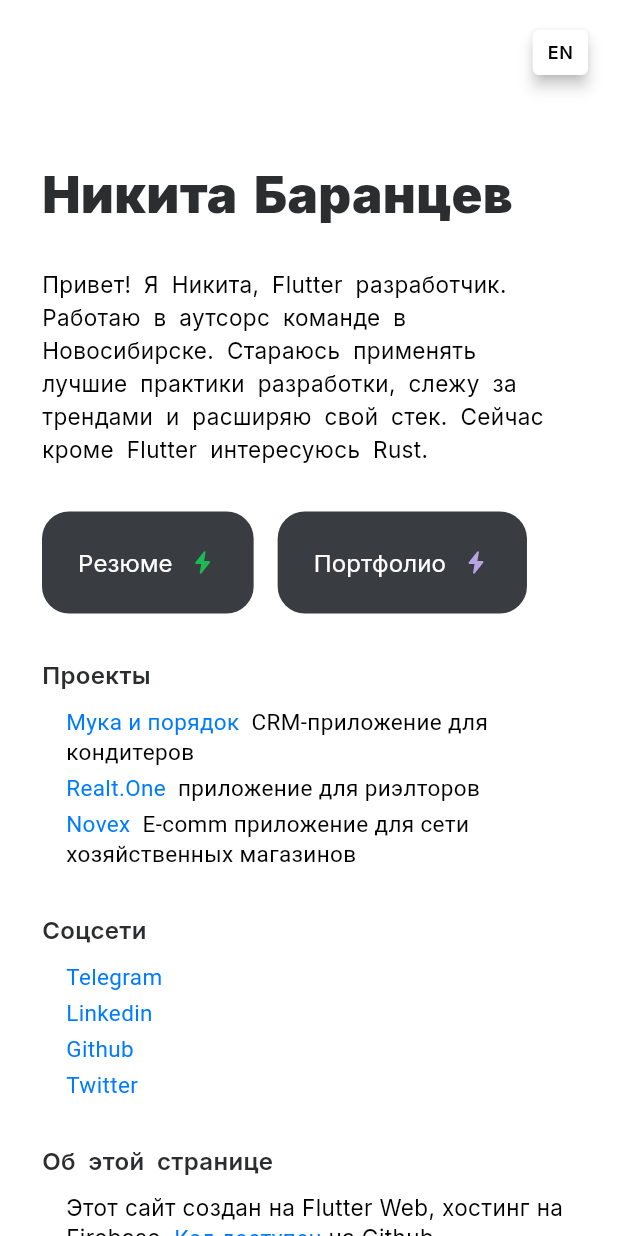
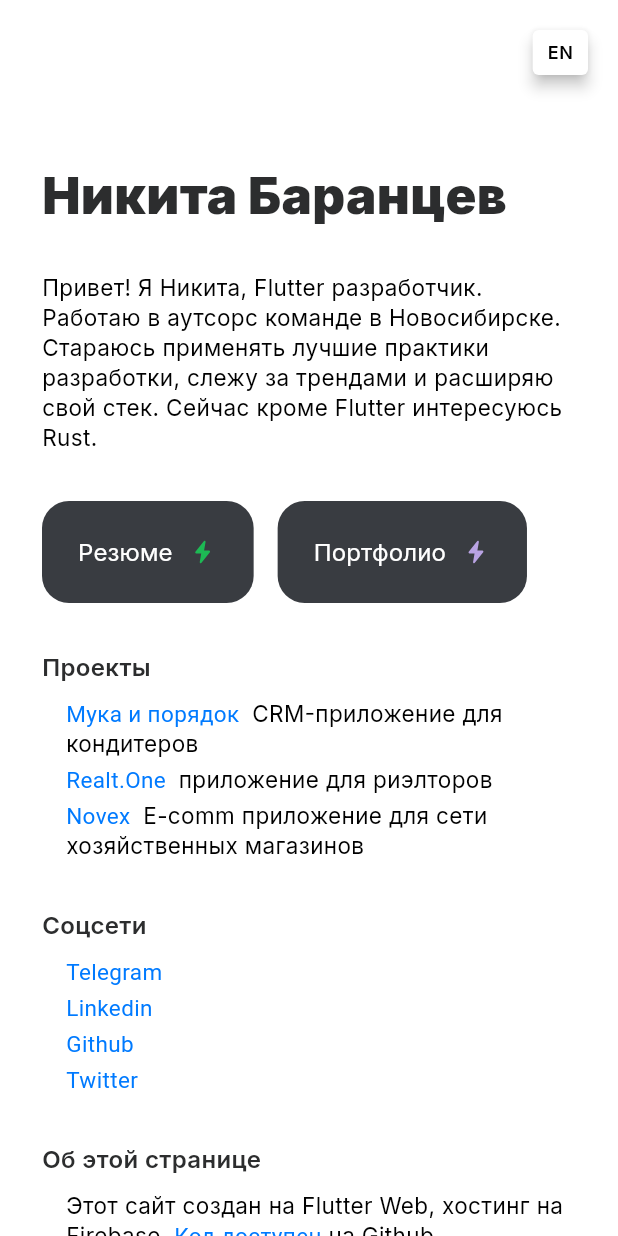
Before and after one commit to brntsv/flutter_web_cv_portfolio, a Flutter app: the screen it shows after launch, on a phone screen of 412 x 824 dp. Run offline on Flutter 3.47's test engine with Material 3 defaults, Android fonts, the phone set to English and light mode, and no system bars; our stand-ins replace auto_route, card_swiper, equatable, flutter_bloc, flutter_svg, nested and 1 more; generated files the repository leaves out were written again.

Commit message:
Рефакторинг AnimatedClickableText, AnimatedTextWithLinks, AnimatedText

```diff
--- a/packages/ui_kit/lib/widgets/base/animated_text/animated_clickable_text.dart
+++ b/packages/ui_kit/lib/widgets/base/animated_text/animated_clickable_text.dart
@@ -1,13 +1,14 @@
-import 'package:flutter/gestures.dart';
 import 'package:flutter/material.dart';
 import 'package:ui_kit/theme/theme.dart';
 
-import 'animation_timing_mixin.dart';
+// Removed mixin usage; logic handled in AnimatedWord
+import 'animated_word.dart';
 
 /// {@template animated_clickable_text.class}
-/// Анимированный кликабельный текст (Гиперссылки)
+/// Анимированный кликабельный текст с коллбэком при нажатии
+/// Используется для навигации в пределах приложения
 /// {@endtemplate}
-class AnimatedClickableText extends StatelessWidget with AnimationTimingMixin {
+class AnimatedClickableText extends StatelessWidget {
   /// {@macro animated_clickable_text.class}
   const AnimatedClickableText({
     required this.text,
@@ -34,98 +35,50 @@ class AnimatedClickableText extends StatelessWidget with AnimationTimingMixin {
   final VoidCallback? onTap;
 
   @override
-  Widget build(BuildContext context) => Text.rich(
-        TextSpan(children: _buildAnimatedTextSpans(context)),
-      );
-
-  List<InlineSpan> _buildAnimatedTextSpans(BuildContext context) {
+  Widget build(BuildContext context) {
     final textStyle = textStyles(context);
     final color = colors(context);
     final spans = <InlineSpan>[];
 
-    // Разбиваем основной текст на слова
     final words = text.split(' ');
     for (var i = 0; i < words.length; i++) {
       final word = words[i];
       final isLastWord = i == words.length - 1;
-
       spans.add(
-        _buildAnimatedWordWidget(
-          '$word${isLastWord && description.isEmpty ? "" : " "}',
-          textStyle.baseText.copyWith(
-            color: onTap != null ? color.blue : color.black,
+        WidgetSpan(
+          child: AnimatedWord(
+            word: '$word${isLastWord && description.isEmpty ? '' : ' '}',
+            style: textStyle.baseText.copyWith(
+              color: onTap != null ? color.blue : color.black,
+            ),
+            wordIndex: i,
+            appearClass: appearClass,
+            appearDuration: appearDuration,
+            onTap: onTap,
           ),
-          i,
-          true, // это кликабельная часть
-          context,
         ),
       );
     }
 
-    // Добавляем описание, если есть
     if (description.isNotEmpty) {
       final descWords = description.split(' ');
       for (var i = 0; i < descWords.length; i++) {
         final word = descWords[i];
         final isLastWord = i == descWords.length - 1;
-
         spans.add(
-          _buildAnimatedWordWidget(
-            '$word${isLastWord ? '' : ' '}',
-            textStyle.baseText,
-            words.length + i, // продолжаем индексацию
-            false, // описание не кликабельное
-            context,
+          WidgetSpan(
+            child: AnimatedWord(
+              word: '$word${isLastWord ? '' : ' '}',
+              style: textStyle.baseText,
+              wordIndex: words.length + i,
+              appearClass: appearClass,
+              appearDuration: appearDuration,
+            ),
           ),
         );
       }
     }
 
-    return spans;
-  }
-
-  WidgetSpan _buildAnimatedWordWidget(
-    String word,
-    TextStyle style,
-    int wordIndex,
-    bool isClickable,
-    BuildContext context,
-  ) {
-    // Вычисляем "класс" анимации (1-20) аналогично оригинальному AnimatedText
-    final animationClass = getAnimationClass(wordIndex, appearClass);
-    final animationParams = getAnimationParams(animationClass);
-
-    final color = colors(context);
-
-    return WidgetSpan(
-      child: TweenAnimationBuilder<double>(
-        tween: Tween<double>(begin: 0, end: 1),
-        duration: Duration(milliseconds: (appearDuration * 1000).toInt()),
-        curve: Interval(
-          animationParams.startTime,
-          animationParams.endTime,
-          curve: Curves.easeOut,
-        ),
-        builder: (context, value, child) {
-          final animatedStyle = style.copyWith(
-            color: Color.lerp(
-              color.white,
-              style.color ?? color.black,
-              value,
-            ),
-          );
-
-          return Text.rich(
-            TextSpan(
-              text: word,
-              style: animatedStyle,
-              recognizer: isClickable && onTap != null
-                  ? (TapGestureRecognizer()..onTap = onTap)
-                  : null,
-            ),
-          );
-        },
-      ),
-    );
+    return Text.rich(TextSpan(children: spans));
   }
 }
--- a/packages/ui_kit/lib/widgets/base/animated_text/animated_text.dart
+++ b/packages/ui_kit/lib/widgets/base/animated_text/animated_text.dart
@@ -1,13 +1,12 @@
 import 'package:flutter/material.dart';
-import 'package:ui_kit/constants/base_constants.dart';
 import 'package:ui_kit/theme/theme.dart';
 
-import 'animation_timing_mixin.dart';
+import 'animated_word.dart';
 
 /// {@template animated_text.class}
 /// Анимированный текст
 /// {@endtemplate}
-class AnimatedText extends StatelessWidget with AnimationTimingMixin {
+class AnimatedText extends StatelessWidget {
   /// {@macro animated_text.class}
   const AnimatedText({
     required this.text,
@@ -37,38 +36,21 @@ class AnimatedText extends StatelessWidget with AnimationTimingMixin {
     // Общая продолжительность анимации
     final totalDuration = appearDuration;
 
-    final color = colors(context);
-
-    return Wrap(
-      spacing: BaseConst.base4,
-      runSpacing: BaseConst.base4,
-      children: List.generate(words.length, (index) {
-        // Вычисляем "класс" анимации (1-20) аналогично filiph.net
-        final animationClass = getAnimationClass(index, appearClass);
-
-        // Определяем параметры анимации для каждого класса
-        final animationParams = getAnimationParams(animationClass);
-
-        return TweenAnimationBuilder<double>(
-          tween: Tween<double>(begin: 0, end: 1),
-          duration: Duration(milliseconds: (totalDuration * 1000).toInt()),
-          curve: Interval(
-            animationParams.startTime,
-            animationParams.endTime,
-            curve: Curves.easeOut,
-          ),
-          builder: (context, value, child) => Text(
-            '${words[index]}${index == words.length - 1 ? "" : " "}',
-            style: style?.copyWith(
-              color: Color.lerp(
-                color.white,
-                style?.color ?? color.black,
-                value,
-              ),
+    return Text.rich(
+      TextSpan(
+        children: List.generate(words.length, (index) {
+          final isLast = index == words.length - 1;
+          return WidgetSpan(
+            child: AnimatedWord(
+              word: '${words[index]}${isLast ? '' : ' '}',
+              style: style ?? textStyles(context).baseText,
+              wordIndex: index,
+              appearClass: appearClass,
+              appearDuration: totalDuration,
             ),
-          ),
-        );
-      }),
+          );
+        }),
+      ),
     );
   }
 }
--- a/packages/ui_kit/lib/widgets/base/animated_text/animated_text_with_links.dart
+++ b/packages/ui_kit/lib/widgets/base/animated_text/animated_text_with_links.dart
@@ -1,14 +1,13 @@
-import 'package:flutter/gestures.dart';
 import 'package:flutter/material.dart';
 import 'package:ui_kit/theme/theme.dart';
 import 'package:utils/url_launcher/url_launcher.dart';
 
-import 'animation_timing_mixin.dart';
+import 'animated_word.dart';
 
 /// {@template animated_text_with_links.class}
 /// Анимированный текст с Markdown ссылками
 /// {@endtemplate}
-class AnimatedTextWithLinks extends StatelessWidget with AnimationTimingMixin {
+class AnimatedTextWithLinks extends StatelessWidget {
   /// {@macro animated_text_with_links.class}
   const AnimatedTextWithLinks({
     required this.text,
@@ -46,13 +45,13 @@ class AnimatedTextWithLinks extends StatelessWidget with AnimationTimingMixin {
             final isLastWord = i == words.length - 1;
             spans.add(
               WidgetSpan(
-                child: AnimatedWord(
+          child: AnimatedWord(
                   word: '$word${isLastWord ? '' : ' '}',
                   style: textStyle.baseText,
                   wordIndex: wordIndex + i,
                   appearClass: appearClass,
                   appearDuration: appearDuration,
-                ),
+          ),
               ),
             );
           }
@@ -70,7 +69,7 @@ class AnimatedTextWithLinks extends StatelessWidget with AnimationTimingMixin {
             wordIndex: wordIndex,
             appearClass: appearClass,
             appearDuration: appearDuration,
-            linkUrl: linkUrl,
+            onTap: () => UrlLauncher.openUrl(linkUrl),
           ),
         ),
       );
@@ -87,13 +86,13 @@ class AnimatedTextWithLinks extends StatelessWidget with AnimationTimingMixin {
           final isLastWord = i == words.length - 1;
           spans.add(
             WidgetSpan(
-              child: AnimatedWord(
+          child: AnimatedWord(
                 word: '$word${isLastWord ? '' : ' '}',
                 style: textStyle.baseText,
                 wordIndex: wordIndex + i,
                 appearClass: appearClass,
                 appearDuration: appearDuration,
-              ),
+          ),
             ),
           );
         }
@@ -104,79 +103,3 @@ class AnimatedTextWithLinks extends StatelessWidget with AnimationTimingMixin {
     return Text.rich(TextSpan(children: spans));
   }
 }
-
-/// {@template animated_word.class}
-/// Анимированное слово
-/// {@endtemplate}
-class AnimatedWord extends StatelessWidget with AnimationTimingMixin {
-  /// {@macro animated_word.class}
-  const AnimatedWord({
-    required this.word,
-    required this.style,
-    required this.wordIndex,
-    required this.appearClass,
-    required this.appearDuration,
-    this.linkUrl,
-    super.key,
-  });
-
-  /// Слово
-  final String word;
-
-  /// Стиль текста
-  final TextStyle style;
-
-  /// Индекс слова
-  final int wordIndex;
-
-  /// Класс анимации
-  final int appearClass;
-
-  /// Длительность анимации
-  final double appearDuration;
-
-  /// URL ссылки
-  final String? linkUrl;
-
-  @override
-  Widget build(BuildContext context) {
-    final animationClass = getAnimationClass(wordIndex, appearClass);
-    final animationParams = getAnimationParams(animationClass);
-    final color = colors(context);
-
-    return TweenAnimationBuilder<double>(
-      tween: Tween<double>(begin: 0, end: 1),
-      duration: Duration(milliseconds: (appearDuration * 1000).toInt()),
-      curve: Interval(
-        animationParams.startTime,
-        animationParams.endTime,
-        curve: Curves.easeOut,
-      ),
-      builder: (context, value, child) {
-        final animatedStyle = style.copyWith(
-          color: Color.lerp(
-            color.white,
-            style.color ?? color.black,
-            value,
-          ),
-        );
-
-        if (linkUrl != null) {
-          return MouseRegion(
-            cursor: SystemMouseCursors.click,
-            child: Text.rich(
-              TextSpan(
-                text: word,
-                style: animatedStyle,
-                recognizer: TapGestureRecognizer()
-                  ..onTap = () => UrlLauncher.openUrl(linkUrl!),
-              ),
-            ),
-          );
-        }
-
-        return Text(word, style: animatedStyle);
-      },
-    );
-  }
-}
--- /dev/null
+++ b/packages/ui_kit/lib/widgets/base/animated_text/animated_word.dart
@@ -0,0 +1,80 @@
+import 'package:flutter/gestures.dart';
+import 'package:flutter/material.dart';
+import 'package:ui_kit/theme/theme.dart';
+
+import 'animation_timing_mixin.dart';
+
+/// {@template animated_word.class}
+/// Анимированное слово (опционально кликабельное)
+/// {@endtemplate}
+class AnimatedWord extends StatelessWidget with AnimationTimingMixin {
+  /// {@macro animated_word.class}
+  const AnimatedWord({
+    required this.word,
+    required this.style,
+    required this.wordIndex,
+    required this.appearClass,
+    required this.appearDuration,
+    this.onTap,
+    super.key,
+  });
+
+  /// Слово
+  final String word;
+
+  /// Стиль текста
+  final TextStyle style;
+
+  /// Индекс слова
+  final int wordIndex;
+
+  /// Класс анимации
+  final int appearClass;
+
+  /// Длительность анимации
+  final double appearDuration;
+
+  /// Обработчик клика
+  final VoidCallback? onTap;
+
+  @override
+  Widget build(BuildContext context) {
+    final animationClass = getAnimationClass(wordIndex, appearClass);
+    final animationParams = getAnimationParams(animationClass);
+    final color = colors(context);
+
+    return TweenAnimationBuilder<double>(
+      tween: Tween<double>(begin: 0, end: 1),
+      duration: Duration(milliseconds: (appearDuration * 1000).toInt()),
+      curve: Interval(
+        animationParams.startTime,
+        animationParams.endTime,
+        curve: Curves.easeOut,
+      ),
+      builder: (context, value, child) {
+        final animatedStyle = style.copyWith(
+          color: Color.lerp(
+            color.white,
+            style.color ?? color.black,
+            value,
+          ),
+        );
+
+        if (onTap != null) {
+          return MouseRegion(
+            cursor: SystemMouseCursors.click,
+            child: Text.rich(
+              TextSpan(
+                text: word,
+                style: animatedStyle,
+                recognizer: TapGestureRecognizer()..onTap = onTap,
+              ),
+            ),
+          );
+        }
+
+        return Text(word, style: animatedStyle);
+      },
+    );
+  }
+}
```
